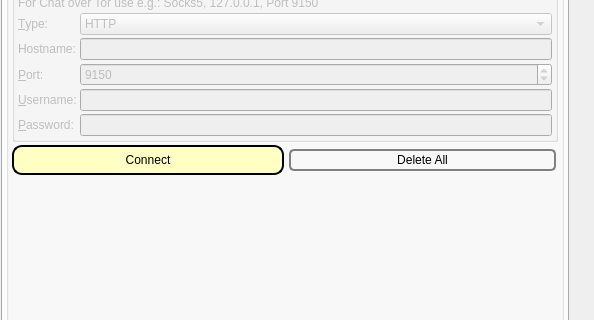
Old version of the form GoldBug-UI/controlcenter.ui in the repository xloem/spot-on-svn; both pictures show x 0 to 594 and y 430 to 750 of the 594 by 861 pixel window.
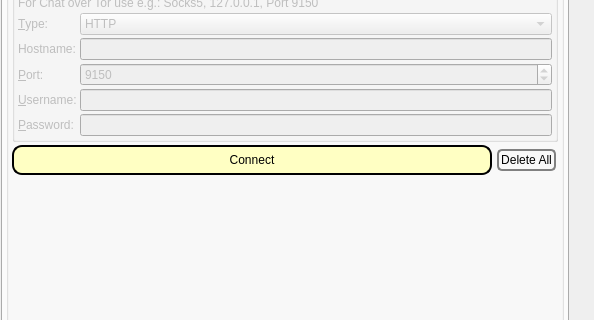
New version of the form. The open tabs and pages were chosen to show the change. Icons and pictures are not drawn. Custom widgets are drawn as their Qt base class.

Patch:
```diff
--- a/GoldBug-UI/controlcenter.ui
+++ b/GoldBug-UI/controlcenter.ui
@@ -5076,6 +5076,12 @@
             <layout class="QHBoxLayout" name="horizontalLayout_25">
              <item>
               <widget class="QPushButton" name="addNeighbor">
+               <property name="sizePolicy">
+                <sizepolicy hsizetype="Expanding" vsizetype="Fixed">
+                 <horstretch>0</horstretch>
+                 <verstretch>0</verstretch>
+                </sizepolicy>
+               </property>
                <property name="toolTip">
                 <string>&lt;html&gt;&lt;head/&gt;&lt;body&gt;&lt;p&gt;Harry, add this neighbor (with Floo-Powder).&lt;/p&gt;&lt;/body&gt;&lt;/html&gt;</string>
                </property>
@@ -5122,6 +5128,12 @@
              </item>
              <item>
               <widget class="QPushButton" name="deleteAllNeighbors">
+               <property name="sizePolicy">
+                <sizepolicy hsizetype="Preferred" vsizetype="Fixed">
+                 <horstretch>0</horstretch>
+                 <verstretch>0</verstretch>
+                </sizepolicy>
+               </property>
                <property name="styleSheet">
                 <string notr="true">QPushButton {
  border: 2px solid gray;
```
Left out of the diff: 4 changed lines with no effect on the pictures.
